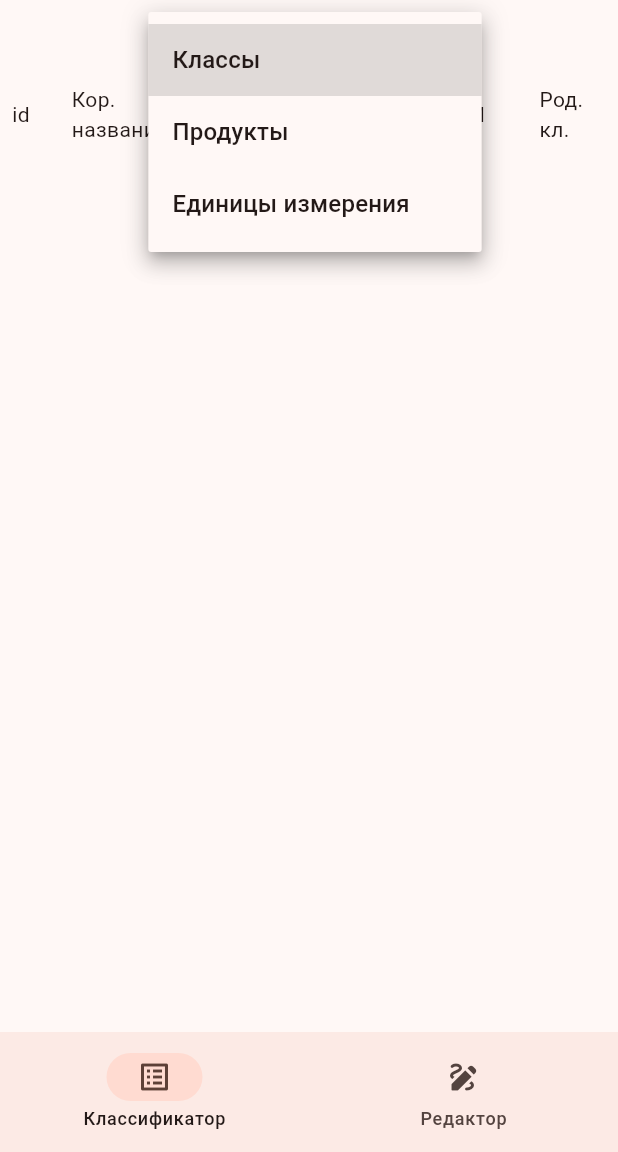
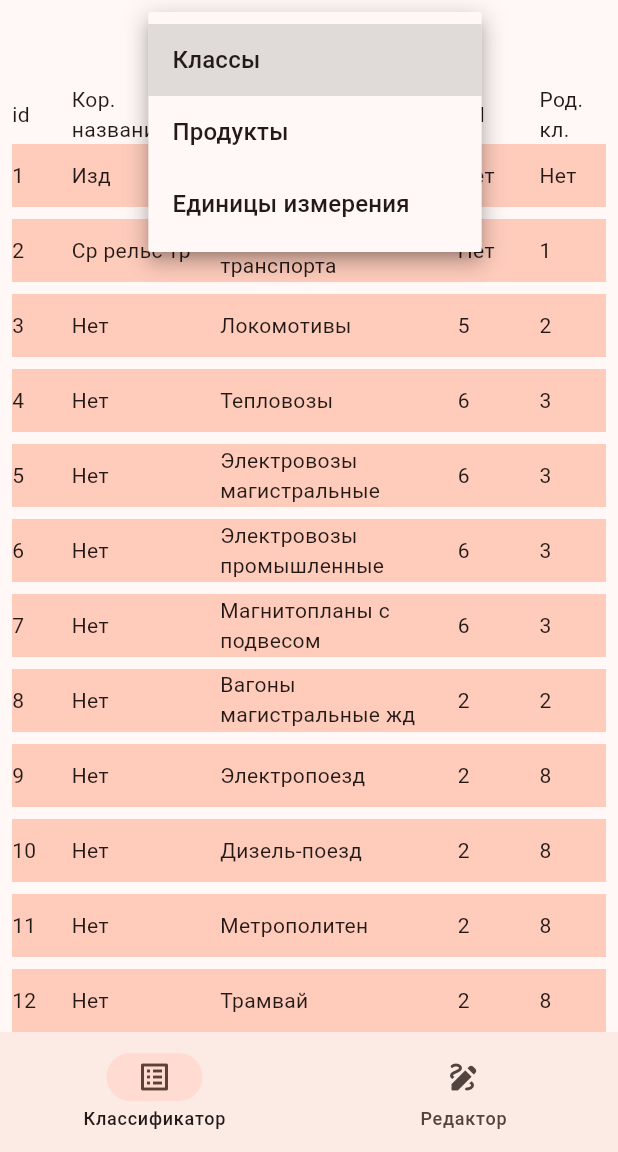
Before and after one commit to rolanos/mispris_course, a Flutter app: the screen it shows after launch, after a tap on "Классы", on a phone screen of 412 x 824 dp, the part 84-1236 px from its top. Run offline on Flutter 3.47's test engine with Material 3 defaults, Android fonts, the phone set to English and light mode, and no system bars; our stand-ins replace bloc, flutter_bloc, go_router, sqflite; accounts and stored records are empty.

Commit message:
fill test data

```diff
--- a/lib/data_scripts.dart
+++ b/lib/data_scripts.dart
@@ -1,30 +1,60 @@
+import 'dart:developer';
+
 import 'database_service.dart';
 
+initDbData() async {
+  final testVal1 = await DataBaseService().getAllChemClass();
+  final testVal2 = await DataBaseService().getAllUnits();
+  final testVal3 = await DataBaseService().getAllProds();
+  if (testVal1.isEmpty) {
+    await fillTestUnits();
+    final units = await DataBaseService().getAllUnits();
+    log(units.toString());
+  }
+  if (testVal2.isEmpty) {
+    await fillTestChemClass();
+    final chemClass = await DataBaseService().getAllChemClass();
+    log(chemClass.toString());
+  }
+  if (testVal3.isEmpty) {
+    await fillTestProd();
+    final testProd = await DataBaseService().getAllProds();
+    log(testProd.toString());
+  }
+}
+
 fillTestChemClass() async {
-  await DataBaseService().addChemClass(null, 'Изделия', 4, null);
-  await DataBaseService().addChemClass(null, 'Двигатели', 4, 1);
+  await DataBaseService().addChemClass('Изд', 'Изделия', null, null);
   await DataBaseService()
-      .addChemClass(null, 'Поршневые внутреннего сгорания', 4, 2);
-  await DataBaseService().addChemClass(null,
-      'С самовоспламенением дизели 4-х тактные жидкостного охлаждения', 4, 3);
-  await DataBaseService().addChemClass(null,
-      'С самовоспламенением дизели 2-х тактные воздушного охлаждения', 4, 3);
-  await DataBaseService().addChemClass(null,
-      'С самовоспламенением дизели 2-х тактные жидкостного охлаждения', 4, 3);
+      .addChemClass('Ср рельс тр', 'Средства рельсового транспорта', null, 1);
+  await DataBaseService().addChemClass(null, 'Локомотивы', 5, 2);
+  await DataBaseService().addChemClass(null, 'Тепловозы', 6, 3);
+  await DataBaseService().addChemClass(null, 'Электровозы магистральные', 6, 3);
+  await DataBaseService().addChemClass(null, 'Электровозы промышленные', 6, 3);
+  await DataBaseService().addChemClass(null, 'Магнитопланы с подвесом', 6, 3);
+  await DataBaseService().addChemClass(
+      null, 'Вагоны магистральные жд городского транспорта', 2, 2);
+  await DataBaseService().addChemClass(null, 'Электропоезд', 2, 8);
+  await DataBaseService().addChemClass(null, 'Дизель-поезд', 2, 8);
+  await DataBaseService().addChemClass(null, 'Метрополитен', 2, 8);
+  await DataBaseService().addChemClass(null, 'Трамвай', 2, 8);
+  await DataBaseService()
+      .addChemClass(null, 'Вагоны магистральных жд груз', 7, 2);
+  await DataBaseService().addChemClass(null, 'Платформы', 2, 13);
 }
 
 fillTestUnits() async {
+  await DataBaseService().addUnit('шт', 'Штука', '796');
+  await DataBaseService().addUnit('кг', 'Килограмм', '166');
+  await DataBaseService().addUnit('Вт', 'Ватт', '212');
   await DataBaseService().addUnit('л', 'Литр', '112');
-  await DataBaseService().addUnit('кВт', 'Киловатт', '214');
-  await DataBaseService().addUnit('об/мин', 'Оборот в минуту', '331');
-  await DataBaseService().addUnit('шт', 'Штука', '796');
-  await DataBaseService().addUnit('100 шт', 'Сто штук', '797');
-  await DataBaseService().addUnit('тыс. шт.', 'Тысяча штук', '798');
+  await DataBaseService().addUnit('квт/ч', 'Мощность', '213');
+  await DataBaseService().addUnit('км/ч', 'Километр в час', '333');
+  await DataBaseService().addUnit('м^3', 'Тысяча кубических метров', '444');
 }
 
 fillTestProd() async {
-  await DataBaseService().addProd(null, 'Cummins ISB6.7', 4);
-  await DataBaseService().addProd(null, 'Yanmar 2GM20', 5);
-  await DataBaseService().addProd(null, 'JZ', 6);
-  await DataBaseService().addProd(null, '2JZ', 6);
+  await DataBaseService().addProd(null, 'Трамвай1', 12);
+  await DataBaseService().addProd(null, 'Платформа1', 14);
+  await DataBaseService().addProd(null, 'Поезд метро1', 11);
 }
--- a/lib/database_service.dart
+++ b/lib/database_service.dart
@@ -154,18 +154,12 @@ class DataBaseService implements DatabaseInterface {
       String? shortName, String? name, int? baseUnits, int? mainClass) async {
     try {
       final database = await db;
-
-      if (shortName == null &&
-          name == null &&
-          baseUnits == null &&
-          mainClass == null) {
-        throw Exception('Пустая форма');
-      }
-
-      if (!(await containsChemClass(mainClass)) && mainClass != null) {
+      if (mainClass != null &&
+          !(await containsChemClass(mainClass)) &&
+          mainClass != null) {
         throw Exception('Не существует базового класса c id = $mainClass');
       }
-      if (!(await containsUnit(baseUnits))) {
+      if (baseUnits != null && !(await containsUnit(baseUnits))) {
         throw Exception('Не существует ЕИ с id = $baseUnits');
       }
       await database.insert(
--- a/lib/main.dart
+++ b/lib/main.dart
@@ -1,6 +1,9 @@
 import 'package:flutter/material.dart';
+import 'package:mispris_course/data_scripts.dart';
 import 'package:mispris_course/presentation/mispris_app.dart';
 
-void main() {
+Future<void> main() async {
+  WidgetsFlutterBinding.ensureInitialized();
+  await initDbData();
   runApp(const MisprisApp());
 }
```
